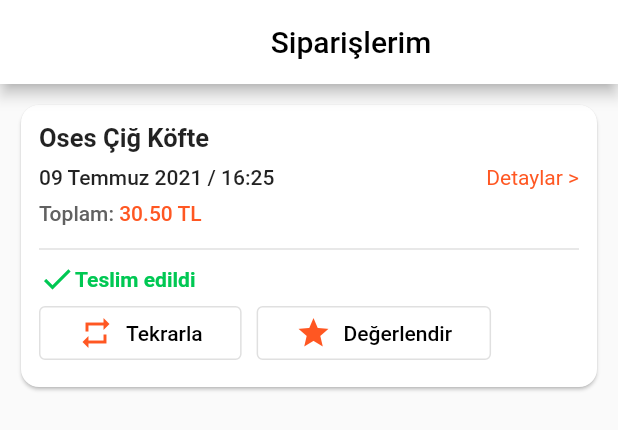
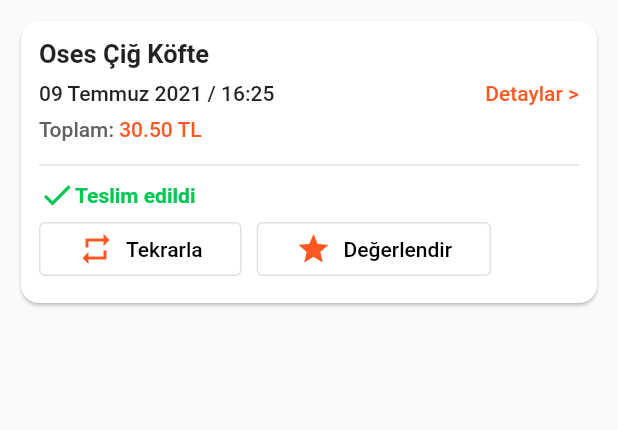
Before and after one commit to KutayYASAR/ase_food_delivery, a Flutter app: the OrderPage widget shown alone on an empty page, opened directly, on a phone screen of 412 x 824 dp. Shown: the top 430 px of the screen. Run offline on Flutter 3.47's test engine with Material 2 defaults, Android fonts, the phone set to English and light mode, and no system bars; network calls fail.

Commit message:
double appbar fixed order

```diff
--- a/lib/main.dart
+++ b/lib/main.dart
@@ -1,8 +1,9 @@
 import 'package:flutter/material.dart';
 import 'package:food_delivery/home_page.dart';
+import 'package:food_delivery/order_page.dart';
 import 'package:food_delivery/restaurant_page.dart';
 
-import 'order_page.dart';
+
 
 void main() => runApp(MyApp());
 
@@ -33,7 +34,7 @@ class __pageSelectorState extends State<_pageSelector> {
    static List<AppBar> _appbarOptions  = <AppBar>[
     appBarHomePage(),
     appBarHomePage(),
-    appBarHomePage(),
+    appBarOrder(),
 
   ];
   void _onItemTapped(int index)
--- a/lib/order_page.dart
+++ b/lib/order_page.dart
@@ -1,17 +1,19 @@
 import 'package:flutter/material.dart';
+
+  AppBar appBarOrder() {
+    return AppBar(
+      title: Center(child: Text('Siparişlerim', style: TextStyle(color: Colors.black),)) ,
+      backgroundColor: Colors.white,
+
+    );
+  }
 
 class OrderPage extends StatelessWidget {
   const OrderPage({Key? key}) : super(key: key);
 
   @override
   Widget build(BuildContext context) {
-    return Scaffold(
-      appBar: AppBar(
-        title: Center(child: Text('Siparişlerim', style: TextStyle(color: Colors.black),)) ,
-        backgroundColor: Colors.white,
-
-      ),
-    body: SingleChildScrollView(
+    return SingleChildScrollView(
       child: Column(
         children: [
           Padding(
@@ -35,7 +37,7 @@ class OrderPage extends StatelessWidget {
                         children: [
                           Text('09 Temmuz 2021 / 16:25', style: TextStyle(fontWeight: FontWeight.w500),),
                           Spacer(),
-                          Text('Detaylar >',style: TextStyle(color: Colors.deepOrange),)
+                          Text('Detaylar >',style: TextStyle(color: Colors.deepOrange,fontWeight: FontWeight.w500),)
                         ],
                       ),
                     ),
@@ -89,8 +91,9 @@ class OrderPage extends StatelessWidget {
           )
         ],
       ),
-    ),
+    );
 
-    );
   }
+
+
 }
```
